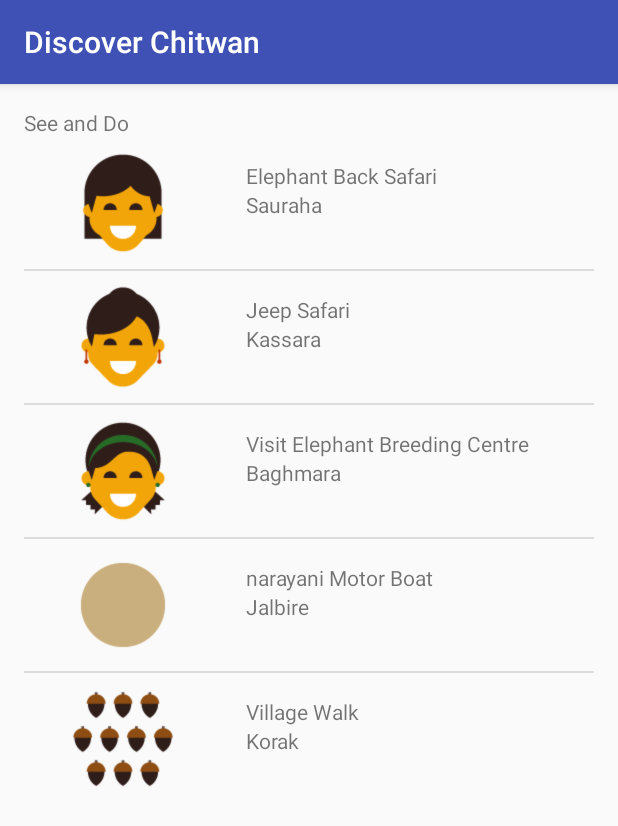
After one commit to himalacharya/DiscoverChitwan, an Android app: the fragment SeeAndDoFragment shown on its own in the app's theme, on a phone screen of 412 x 824 dp. The commit adds this screen. Shown: the top 826 px of the screen. Run offline under Robolectric (Android 15) with nearby library versions, the phone set to English and light mode, and no system bars.

Commit message:
After Adding Fragment

```diff
--- a/app/build.gradle
+++ b/app/build.gradle
@@ -25,5 +25,6 @@ dependencies {
         exclude group: 'com.android.support', module: 'support-annotations'
     })
     compile 'com.android.support:appcompat-v7:25.1.0'
+    compile 'com.android.support:support-v4:25.1.0'
     testCompile 'junit:junit:4.12'
 }
--- /dev/null
+++ b/app/src/main/java/com/example/himalacharya/discoverchitwan/SeeAndDoFragment.java
@@ -0,0 +1,50 @@
+package com.example.himalacharya.discoverchitwan;
+
+
+import android.os.Bundle;
+import android.support.v4.app.Fragment;
+import android.view.LayoutInflater;
+import android.view.View;
+import android.view.ViewGroup;
+import android.widget.ListView;
+import android.widget.TextView;
+
+import java.util.ArrayList;
+
+/**
+ * A simple {@link Fragment} subclass.
+ */
+public class SeeAndDoFragment extends Fragment {
+
+
+    public SeeAndDoFragment() {
+        // Required empty public constructor
+    }
+
+
+    @Override
+    public View onCreateView(LayoutInflater inflater, ViewGroup container,
+                             Bundle savedInstanceState) {
+       View rootView =inflater.inflate(R.layout.activity_see_and_do,container,false);
+
+        //Creating array of activities
+        ArrayList<Location> whatToDo=new ArrayList<>();
+
+        LocationAdapter adapter=new LocationAdapter(getActivity(),whatToDo);
+
+        ListView listView= (ListView) rootView.findViewById(R.id.seenanddolistView);
+        listView.setAdapter(adapter);
+
+        whatToDo.add(new Location("Elephant Back Safari","Sauraha",R.drawable.family_daughter));
+        whatToDo.add(new Location("Jeep Safari","Kassara",R.drawable.family_mother));
+        whatToDo.add(new Location("Visit Elephant Breeding Centre","Baghmara",R.drawable.family_older_sister));
+        whatToDo.add(new Location("narayani Motor Boat","Jalbire",R.drawable.color_dusty_yellow));
+        whatToDo.add(new Location("Village Walk","Korak",R.drawable.number_ten));
+
+        return  rootView;
+
+
+
+    }
+
+}
--- a/app/src/main/res/layout/activity_see_and_do.xml
+++ b/app/src/main/res/layout/activity_see_and_do.xml
@@ -1,6 +1,6 @@
 <?xml version="1.0" encoding="utf-8"?>
 <LinearLayout xmlns:android="http://schemas.android.com/apk/res/android"
-    xmlns:tools="http://schemas.android.com/tools"
+
 
     android:layout_width="match_parent"
     android:layout_height="match_parent"
@@ -9,6 +9,8 @@
     android:paddingRight="@dimen/activity_horizontal_margin"
     android:paddingTop="@dimen/activity_vertical_margin"
     android:orientation="vertical"
+
+
     >
 
     <TextView
--- a/app/src/main/res/values/strings.xml
+++ b/app/src/main/res/values/strings.xml
@@ -8,4 +8,7 @@
     <string name="activity_dine">Dine</string>
     <string name="activity_shop">Shop</string>
     <string name="activity_stay">Stay</string>
+
+    <!-- TODO: Remove or change this placeholder text -->
+    <string name="hello_blank_fragment">Hello blank fragment</string>
 </resources>
```
Also changed, not shown: app/src/main/java/com/example/himalacharya/discoverchitwan/DineFragment.java (added, +30 -0 lines), app/src/main/java/com/example/himalacharya/discoverchitwan/SeeAndDo.java (+5 -22 lines), app/src/main/java/com/example/himalacharya/discoverchitwan/ShopFragment.java (added, +30 -0 lines), app/src/main/java/com/example/himalacharya/discoverchitwan/StayFragment.java (added, +30 -0 lines).
